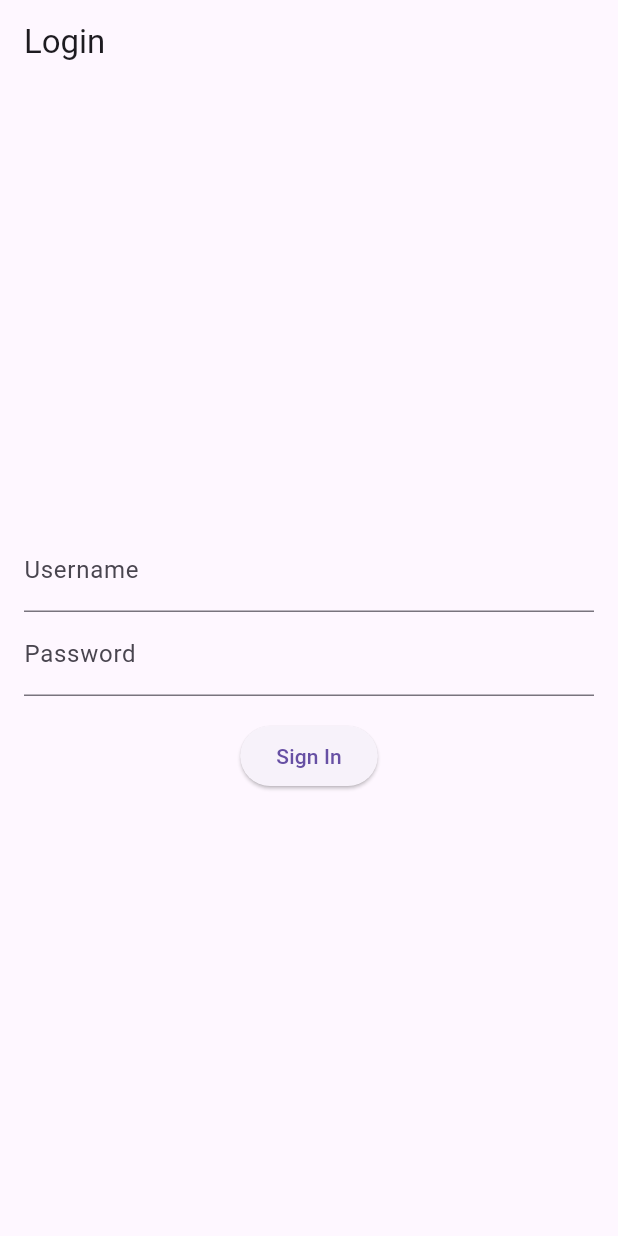
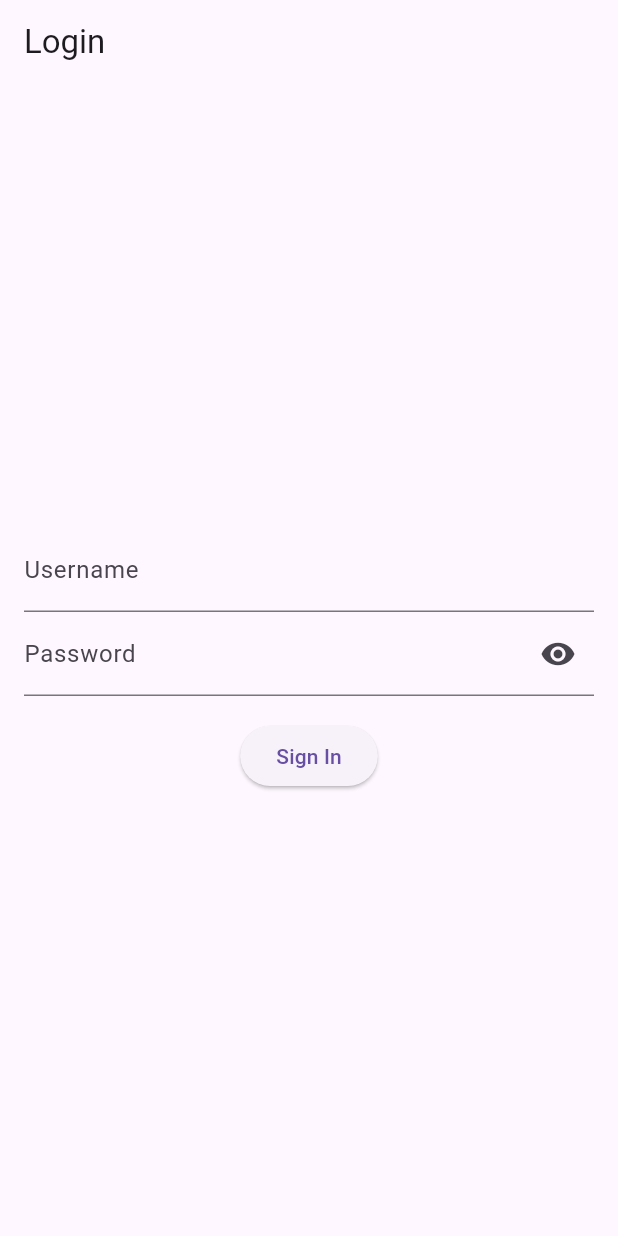
Before and after one commit to JanaviMahadik/task_manager_app, a Flutter app: the screen it shows after launch, on a phone screen of 412 x 824 dp. Run offline on Flutter 3.47's test engine with Material 3 defaults, Android fonts, the phone set to English and light mode, and no system bars; our stand-ins replace cloud_firestore, firebase_auth, firebase_core; accounts and stored records are empty.

Commit message:
added the eye for the obscure text for password to have some visibility as needed

```diff
--- a/lib/LoginPage.dart
+++ b/lib/LoginPage.dart
@@ -10,7 +10,7 @@ class _LoginPageState extends State<LoginPage> {
   final TextEditingController usernameController = TextEditingController();
   final TextEditingController passwordController = TextEditingController();
   final GlobalKey<FormState> _formKey = GlobalKey<FormState>();
-
+  bool _secureText = true;
   final FirebaseAuth _auth = FirebaseAuth.instance;
 
   @override
@@ -31,8 +31,20 @@ class _LoginPageState extends State<LoginPage> {
               ),
               TextFormField(
                 controller: passwordController,
-                decoration: InputDecoration(labelText: 'Password'),
-                obscureText: true,
+                decoration: InputDecoration(
+                    labelText: 'Password',
+                  suffixIcon: GestureDetector(
+                    onTap: () {
+                      setState(() {
+                        _secureText = !_secureText;
+                      });
+                    },
+                    child: Icon(
+                      _secureText ? Icons.visibility : Icons.visibility_off,
+                    ),
+                ),
+                ),
+                obscureText: _secureText ? true : false,
                 validator: validatePassword,
               ),
               SizedBox(height: 16),
```
